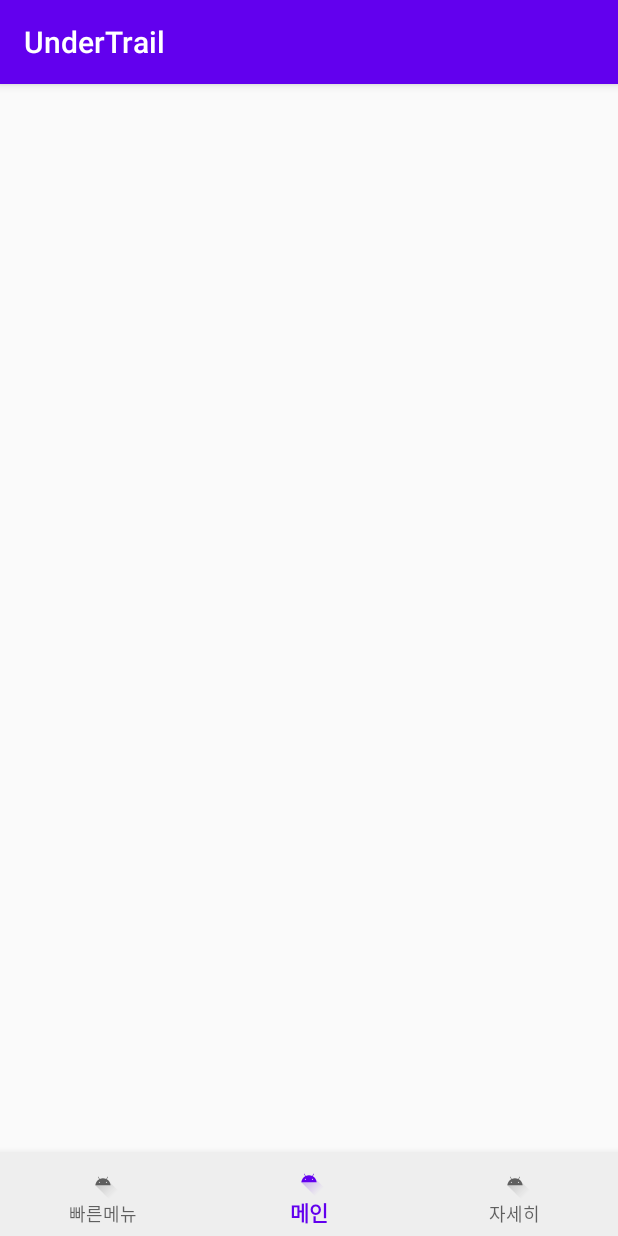
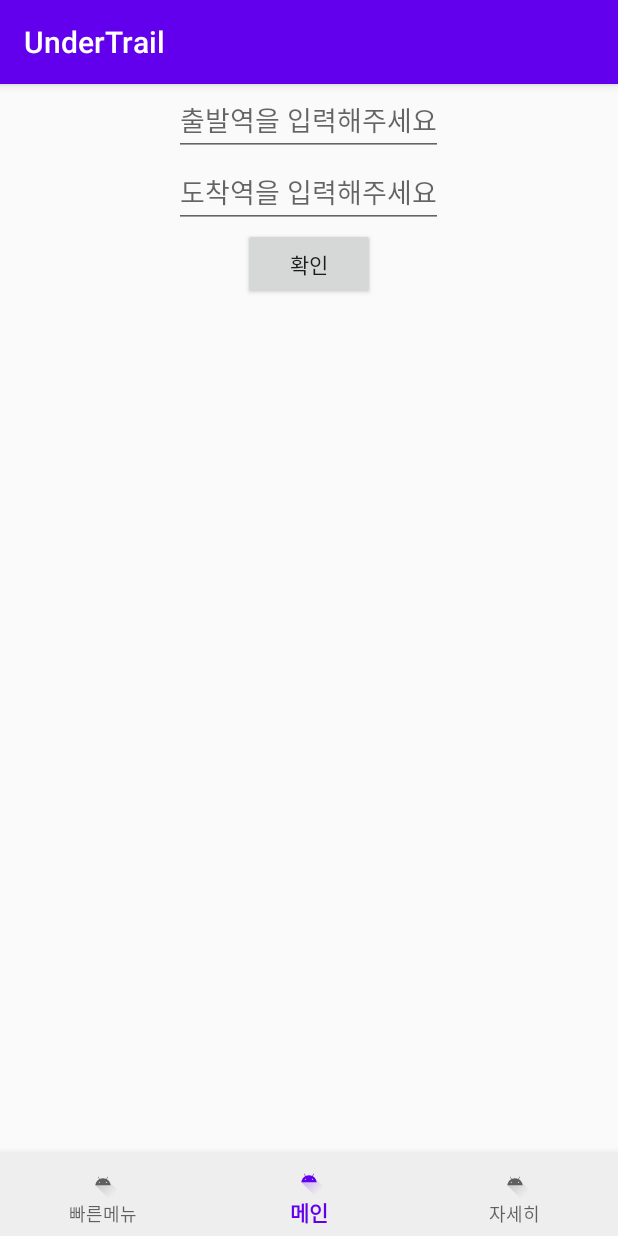
Before and after one commit to JeonK1/UnderTrail, an Android app: the screen it shows after launch (MainActivity), item 2 of the bottom bar chosen, on a phone screen of 412 x 824 dp. Run offline under Robolectric (Android 15) with nearby library versions, the light colour scheme and no system bars; 21 statements that could not run were skipped.

Commit message:
add autoComplete with station name adapter

```diff
--- a/app/src/main/java/com/example/undertrail/DetailUnderTrailFragment.kt
+++ b/app/src/main/java/com/example/undertrail/DetailUnderTrailFragment.kt
@@ -16,8 +16,8 @@ import java.io.File
  * A simple [Fragment] subclass.
  */
 class DetailUnderTrailFragment : Fragment() {
+    lateinit var myDBHelper:MyDBHelper
     lateinit var nameList:ArrayList<String>;
-    lateinit var myDBHelper:MyDBHelper
     lateinit var adapter: ArrayAdapter<String>
 
     override fun onCreateView(
--- a/app/src/main/java/com/example/undertrail/MyDBHelper.kt
+++ b/app/src/main/java/com/example/undertrail/MyDBHelper.kt
@@ -167,6 +167,7 @@ class MyDBHelper(val context: Context?) : SQLiteOpenHelper(context, DB_NAME, nul
     }
 
     fun getAllStationName():ArrayList<String>{
+        // ~~역 (~호선)
         val nameList = ArrayList<String>()
         val strsql = "SELECT stat_name, line_num" +
                 " FROM SEOUL_LIST"
@@ -176,6 +177,26 @@ class MyDBHelper(val context: Context?) : SQLiteOpenHelper(context, DB_NAME, nul
             cursor.moveToFirst()
             for(i in 0 until cursor.count) {
                 val tmpStr = cursor.getString(0) + "(" + cursor.getString(1) +")"
+                nameList.add(tmpStr)
+                cursor.moveToNext()
+            }
+        }
+        cursor.close()
+        db.close()
+        return nameList
+    }
+    fun getAllStationName2():ArrayList<String>{
+        // ~~역
+        val nameList = ArrayList<String>()
+        val strsql = "SELECT stat_name" +
+                " FROM SEOUL_LIST" +
+                " GROUP BY stat_name"
+        val db = this.readableDatabase
+        val cursor = db.rawQuery(strsql, null)
+        if(cursor.count != 0) {
+            cursor.moveToFirst()
+            for(i in 0 until cursor.count) {
+                val tmpStr = cursor.getString(0)
                 nameList.add(tmpStr)
                 cursor.moveToNext()
             }
--- a/app/src/main/java/com/example/undertrail/UnderTrailFragment.kt
+++ b/app/src/main/java/com/example/undertrail/UnderTrailFragment.kt
@@ -6,6 +6,9 @@ import androidx.fragment.app.Fragment
 import android.view.LayoutInflater
 import android.view.View
 import android.view.ViewGroup
+import android.widget.ArrayAdapter
+import kotlinx.android.synthetic.main.fragment_detail_under_trail.*
+import kotlinx.android.synthetic.main.fragment_under_trail.*
 
 /**
  * A simple [Fragment] subclass.
@@ -13,6 +16,8 @@ import android.view.ViewGroup
 class UnderTrailFragment : Fragment() {
 
     lateinit var myDBHelper:MyDBHelper
+    lateinit var nameList:ArrayList<String>;
+    lateinit var adapter: ArrayAdapter<String>
 
     override fun onCreateView(
         inflater: LayoutInflater, container: ViewGroup?,
@@ -24,7 +29,20 @@ class UnderTrailFragment : Fragment() {
 
     override fun onViewCreated(view: View, savedInstanceState: Bundle?) {
         super.onViewCreated(view, savedInstanceState)
+        initAutoComplete()
         testQuery()
+    }
+
+    private fun initAutoComplete() {
+        myDBHelper = MyDBHelper(context)
+        nameList = myDBHelper.getAllStationName2() // 이거 수정하세요
+        adapter = ArrayAdapter(
+            this!!.context!!,
+            android.R.layout.simple_dropdown_item_1line,
+            nameList
+        )
+        startStationEditText.setAdapter(adapter)
+        endStationEditText.setAdapter(adapter)
     }
 
     private fun testQuery() {
--- a/app/src/main/res/layout/fragment_under_trail.xml
+++ b/app/src/main/res/layout/fragment_under_trail.xml
@@ -4,6 +4,28 @@
     android:layout_width="match_parent"
     android:layout_height="match_parent"
     tools:context=".UnderTrailFragment">
+    <LinearLayout
+        android:orientation="vertical"
+        android:layout_width="match_parent"
+        android:layout_height="match_parent">
+        <AutoCompleteTextView
+            android:id="@+id/startStationEditText"
+            android:layout_gravity="center_horizontal"
+            android:layout_width="wrap_content"
+            android:layout_height="wrap_content"
+            android:hint="출발역을 입력해주세요"/>
+        <AutoCompleteTextView
+            android:id="@+id/endStationEditText"
+            android:layout_gravity="center_horizontal"
+            android:layout_width="wrap_content"
+            android:layout_height="wrap_content"
+            android:hint="도착역을 입력해주세요"/>
+        <Button
+            android:layout_gravity="center_horizontal"
+            android:layout_width="wrap_content"
+            android:layout_height="wrap_content"
+            android:text="확인"/>
+    </LinearLayout>
 
 
 </FrameLayout>
```
